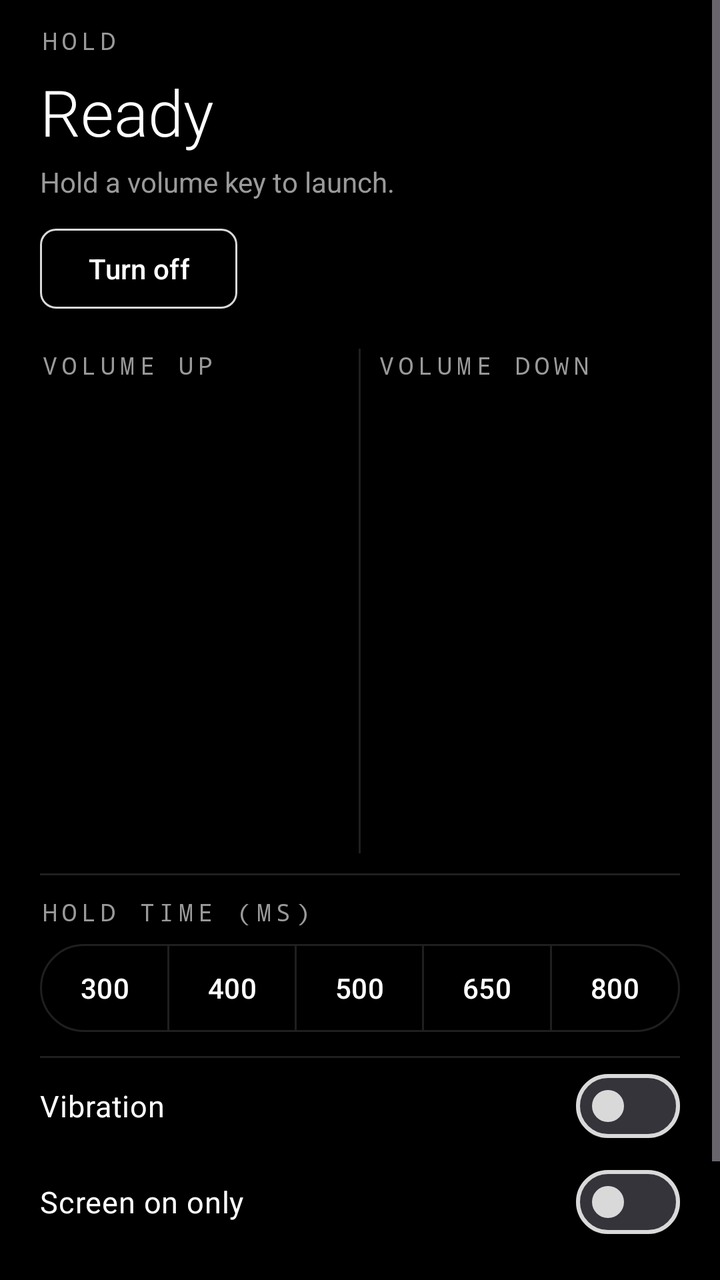
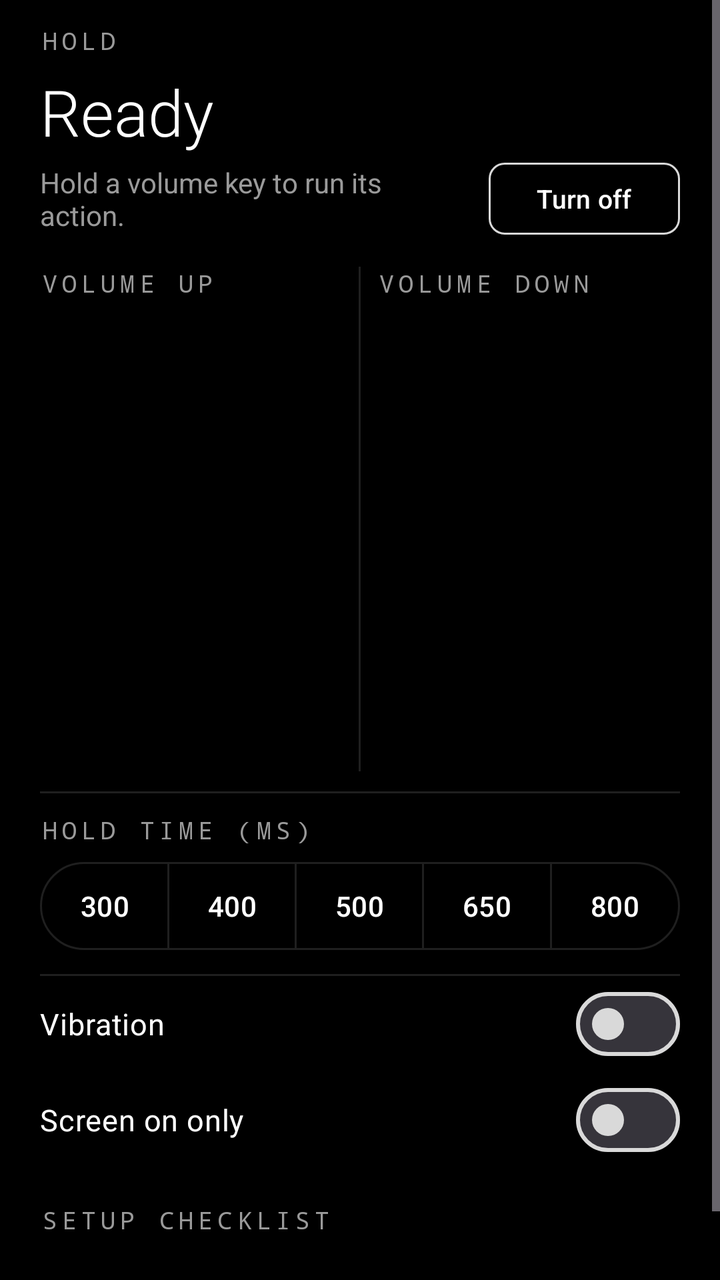

Screens rendered from an Android XML layout before and after an edit, with the pre-edit source and the edit as a unified diff.
<!-- AndroidManifest.xml: application theme Theme.Hold -->
<!-- res/layout/activity_main.xml -->
<?xml version="1.0" encoding="utf-8"?>
<ScrollView xmlns:android="http://schemas.android.com/apk/res/android"
    xmlns:app="http://schemas.android.com/apk/res-auto"
    android:id="@+id/root"
    android:layout_width="match_parent"
    android:layout_height="match_parent"
    android:background="@color/black"
    android:clipToPadding="false"
    android:fillViewport="true">

    <LinearLayout
        android:layout_width="match_parent"
        android:layout_height="wrap_content"
        android:orientation="vertical"
        android:paddingHorizontal="20dp"
        android:paddingVertical="12dp">

        <TextView
            style="@style/Label"
            android:layout_width="wrap_content"
            android:layout_height="wrap_content"
            android:text="Hold" />

        <TextView
            android:id="@+id/headline"
            android:layout_width="wrap_content"
            android:layout_height="wrap_content"
            android:layout_marginTop="6dp"
            android:fontFamily="sans-serif-light"
            android:text="Ready"
            android:textColor="@color/white"
            android:textSize="32sp" />

        <TextView
            android:id="@+id/sub"
            android:layout_width="wrap_content"
            android:layout_height="wrap_content"
            android:layout_marginTop="4dp"
            android:text="Hold a volume key to launch."
            android:textColor="@color/secondary"
            android:textSize="14sp" />

        <LinearLayout
            android:layout_width="wrap_content"
            android:layout_height="wrap_content"
            android:layout_marginTop="10dp"
            android:orientation="horizontal">

            <com.google.android.material.button.MaterialButton
                android:id="@+id/btnOn"
                style="@style/Widget.Hold.Button.Filled"
                android:layout_width="wrap_content"
                android:layout_height="wrap_content"
                android:text="Turn on"
                android:visibility="gone" />

            <com.google.android.material.button.MaterialButton
                android:id="@+id/btnOff"
                style="@style/Widget.Hold.Button.Outlined"
                android:layout_width="wrap_content"
                android:layout_height="wrap_content"
                android:text="Turn off"
                android:textColor="@color/white" />
        </LinearLayout>

        <LinearLayout
            android:layout_width="match_parent"
            android:layout_height="wrap_content"
            android:layout_marginTop="16dp"
            android:orientation="horizontal">

            <LinearLayout
                android:layout_width="0dp"
                android:layout_height="wrap_content"
                android:layout_marginEnd="8dp"
                android:layout_weight="1"
                android:orientation="vertical">

                <TextView
                    style="@style/Label"
                    android:layout_width="wrap_content"
                    android:layout_height="wrap_content"
                    android:text="Volume up" />

                <LinearLayout
                    android:layout_width="match_parent"
                    android:layout_height="236dp"
                    android:orientation="horizontal">

                    <androidx.viewpager2.widget.ViewPager2
                        android:id="@+id/pagerUp"
                        android:layout_width="0dp"
                        android:layout_height="match_parent"
                        android:layout_weight="1" />

                    <LinearLayout
                        android:id="@+id/dotsUp"
                        android:layout_width="wrap_content"
                        android:layout_height="match_parent"
                        android:gravity="center"
                        android:orientation="vertical" />
                </LinearLayout>
            </LinearLayout>

            <View
                android:layout_width="1dp"
                android:layout_height="match_parent"
                android:background="@color/divider" />

            <LinearLayout
                android:layout_width="0dp"
                android:layout_height="wrap_content"
                android:layout_marginStart="8dp"
                android:layout_weight="1"
                android:orientation="vertical">

                <TextView
                    style="@style/Label"
                    android:layout_width="wrap_content"
                    android:layout_height="wrap_content"
                    android:text="Volume down" />

                <LinearLayout
                    android:layout_width="match_parent"
                    android:layout_height="236dp"
                    android:orientation="horizontal">

                    <androidx.viewpager2.widget.ViewPager2
                        android:id="@+id/pagerDown"
                        android:layout_width="0dp"
                        android:layout_height="match_parent"
                        android:layout_weight="1" />

                    <LinearLayout
                        android:id="@+id/dotsDown"
                        android:layout_width="wrap_content"
                        android:layout_height="match_parent"
                        android:gravity="center"
                        android:orientation="vertical" />
                </LinearLayout>
            </LinearLayout>
        </LinearLayout>

        <View
            android:layout_width="match_parent"
            android:layout_height="1dp"
            android:layout_marginTop="10dp"
            android:background="@color/divider" />

        <TextView
            style="@style/Label"
            android:layout_width="wrap_content"
            android:layout_height="wrap_content"
            android:layout_marginTop="10dp"
            android:text="Hold time (ms)" />

        <com.google.android.material.button.MaterialButtonToggleGroup
            android:id="@+id/holdGroup"
            android:layout_width="match_parent"
            android:layout_height="wrap_content"
            android:layout_marginTop="8dp"
            app:selectionRequired="true"
            app:singleSelection="true">

            <com.google.android.material.button.MaterialButton
                android:id="@+id/h300"
                style="?attr/materialButtonOutlinedStyle"
                android:layout_width="0dp"
                android:layout_height="44dp"
                android:layout_weight="1"
                android:insetTop="0dp"
                android:insetBottom="0dp"
                android:minWidth="0dp"
                android:paddingHorizontal="0dp"
                android:text="300"
                android:textColor="@color/chip_text"
                app:backgroundTint="@color/chip_bg"
                app:strokeColor="@color/divider" />

            <com.google.android.material.button.MaterialButton
                android:id="@+id/h400"
                style="?attr/materialButtonOutlinedStyle"
                android:layout_width="0dp"
                android:layout_height="44dp"
                android:layout_weight="1"
                android:insetTop="0dp"
                android:insetBottom="0dp"
                android:minWidth="0dp"
                android:paddingHorizontal="0dp"
                android:text="400"
                android:textColor="@color/chip_text"
                app:backgroundTint="@color/chip_bg"
                app:strokeColor="@color/divider" />

            <com.google.android.material.button.MaterialButton
                android:id="@+id/h500"
                style="?attr/materialButtonOutlinedStyle"
                android:layout_width="0dp"
                android:layout_height="44dp"
                android:layout_weight="1"
                android:insetTop="0dp"
                android:insetBottom="0dp"
                android:minWidth="0dp"
                android:paddingHorizontal="0dp"
                android:text="500"
                android:textColor="@color/chip_text"
                app:backgroundTint="@color/chip_bg"
                app:strokeColor="@color/divider" />

            <com.google.android.material.button.MaterialButton
                android:id="@+id/h650"
                style="?attr/materialButtonOutlinedStyle"
                android:layout_width="0dp"
                android:layout_height="44dp"
                android:layout_weight="1"
                android:insetTop="0dp"
                android:insetBottom="0dp"
                android:minWidth="0dp"
                android:paddingHorizontal="0dp"
                android:text="650"
                android:textColor="@color/chip_text"
                app:backgroundTint="@color/chip_bg"
                app:strokeColor="@color/divider" />

            <com.google.android.material.button.MaterialButton
                android:id="@+id/h800"
                style="?attr/materialButtonOutlinedStyle"
                android:layout_width="0dp"
                android:layout_height="44dp"
                android:layout_weight="1"
                android:insetTop="0dp"
                android:insetBottom="0dp"
                android:minWidth="0dp"
                android:paddingHorizontal="0dp"
                android:text="800"
                android:textColor="@color/chip_text"
                app:backgroundTint="@color/chip_bg"
                app:strokeColor="@color/divider" />
        </com.google.android.material.button.MaterialButtonToggleGroup>

        <View
            android:layout_width="match_parent"
            android:layout_height="1dp"
            android:layout_marginTop="12dp"
            android:background="@color/divider" />

        <com.google.android.material.materialswitch.MaterialSwitch
            android:id="@+id/swVibration"
            android:layout_width="match_parent"
            android:layout_height="48dp"
            android:text="Vibration"
            android:textColor="@color/white"
            android:textSize="15sp" />

        <com.google.android.material.materialswitch.MaterialSwitch
            android:id="@+id/swScreen"
            android:layout_width="match_parent"
            android:layout_height="48dp"
            android:text="Screen on only"
            android:textColor="@color/white"
            android:textSize="15sp" />

        <TextView
            android:id="@+id/btnSetup"
            style="@style/Label"
            android:layout_width="wrap_content"
            android:layout_height="44dp"
            android:layout_marginTop="4dp"
            android:background="?attr/selectableItemBackground"
            android:gravity="center_vertical"
            android:text="Setup checklist" />

        <TextView
            android:id="@+id/version"
            style="@style/Label"
            android:layout_width="wrap_content"
            android:layout_height="wrap_content"
            android:layout_marginTop="4dp"
            android:text="Hold" />
    </LinearLayout>
</ScrollView>
<!-- resources referenced by this layout -->
<resources>
  <color name="black">#000000</color>
  <color name="divider">#1F1F1F</color>
  <color name="secondary">#9A9A9A</color>
  <color name="white">#FFFFFF</color>
  <style name="Label">
          <item name="android:fontFamily">monospace</item>
          <item name="android:letterSpacing">0.2</item>
          <item name="android:textSize">12sp</item>
          <item name="android:textColor">@color/secondary</item>
          <item name="android:textAllCaps">true</item>
      </style>
  <style name="Widget.Hold.Button.Filled" parent="Widget.Material3.Button">
          <item name="cornerRadius">8dp</item>
      </style>
  <style name="Widget.Hold.Button.Outlined" parent="Widget.Material3.Button.OutlinedButton">
          <item name="cornerRadius">8dp</item>
          <item name="strokeColor">@color/outline</item>
      </style>
  <style name="Theme.Hold" parent="Theme.Material3.Dark.NoActionBar">
          <item name="colorPrimary">#FFFFFF</item>
          <item name="colorOnPrimary">#000000</item>
          <item name="colorPrimaryContainer">#1F1F1F</item>
          <item name="colorOnPrimaryContainer">#FFFFFF</item>
          <item name="colorSecondary">#FFFFFF</item>
          <item name="colorOnSecondary">#000000</item>
          <item name="colorSurface">#000000</item>
          <item name="colorOnSurface">#FFFFFF</item>
          <item name="colorSurfaceVariant">#1F1F1F</item>
          <item name="colorOnSurfaceVariant">#B3B3B3</item>
          <item name="colorOutline">#D9D9D9</item>
          <item name="colorOutlineVariant">#1F1F1F</item>
          <item name="android:colorBackground">#000000</item>
          <item name="colorOnBackground">#FFFFFF</item>
          <item name="android:windowBackground">@color/black</item>
          <item name="android:statusBarColor">@android:color/transparent</item>
          <item name="android:navigationBarColor">@android:color/transparent</item>
          <item name="android:enforceNavigationBarContrast">false</item>
      </style>
  <color name="outline">#D9D9D9</color>
</resources>

<!-- the commit's change to res/layout/activity_main.xml (unified diff, before → after) -->
@@ -31,36 +31,50 @@
             android:textColor="@color/white"
             android:textSize="32sp" />
 
-        <TextView
-            android:id="@+id/sub"
-            android:layout_width="wrap_content"
+        <LinearLayout
+            android:layout_width="match_parent"
             android:layout_height="wrap_content"
             android:layout_marginTop="4dp"
-            android:text="Hold a volume key to launch."
-            android:textColor="@color/secondary"
-            android:textSize="14sp" />
-
-        <LinearLayout
-            android:layout_width="wrap_content"
-            android:layout_height="wrap_content"
-            android:layout_marginTop="10dp"
+            android:gravity="center_vertical"
             android:orientation="horizontal">
+
+            <TextView
+                android:id="@+id/sub"
+                android:layout_width="0dp"
+                android:layout_height="wrap_content"
+                android:layout_weight="1"
+                android:text="Hold a volume key to run its action."
+                android:textColor="@color/secondary"
+                android:textSize="14sp" />
 
             <com.google.android.material.button.MaterialButton
                 android:id="@+id/btnOn"
                 style="@style/Widget.Hold.Button.Filled"
                 android:layout_width="wrap_content"
-                android:layout_height="wrap_content"
+                android:layout_height="36dp"
+                android:layout_marginStart="12dp"
+                android:insetTop="0dp"
+                android:insetBottom="0dp"
+                android:minWidth="0dp"
+                android:minHeight="0dp"
                 android:text="Turn on"
+                android:textColor="@color/black"
+                android:textSize="13sp"
                 android:visibility="gone" />
 
             <com.google.android.material.button.MaterialButton
                 android:id="@+id/btnOff"
                 style="@style/Widget.Hold.Button.Outlined"
                 android:layout_width="wrap_content"
-                android:layout_height="wrap_content"
+                android:layout_height="36dp"
+                android:layout_marginStart="12dp"
+                android:insetTop="0dp"
+                android:insetBottom="0dp"
+                android:minWidth="0dp"
+                android:minHeight="0dp"
                 android:text="Turn off"
-                android:textColor="@color/white" />
+                android:textColor="@color/white"
+                android:textSize="13sp" />
         </LinearLayout>
 
         <LinearLayout
@@ -270,12 +284,18 @@
             android:gravity="center_vertical"
             android:text="Setup checklist" />
 
+        <View
+            android:layout_width="match_parent"
+            android:layout_height="0dp"
+            android:layout_weight="1" />
+
         <TextView
             android:id="@+id/version"
             style="@style/Label"
-            android:layout_width="wrap_content"
-            android:layout_height="wrap_content"
-            android:layout_marginTop="4dp"
+            android:layout_width="match_parent"
+            android:layout_height="wrap_content"
+            android:layout_marginTop="16dp"
+            android:gravity="center"
             android:text="Hold" />
     </LinearLayout>
 </ScrollView>
